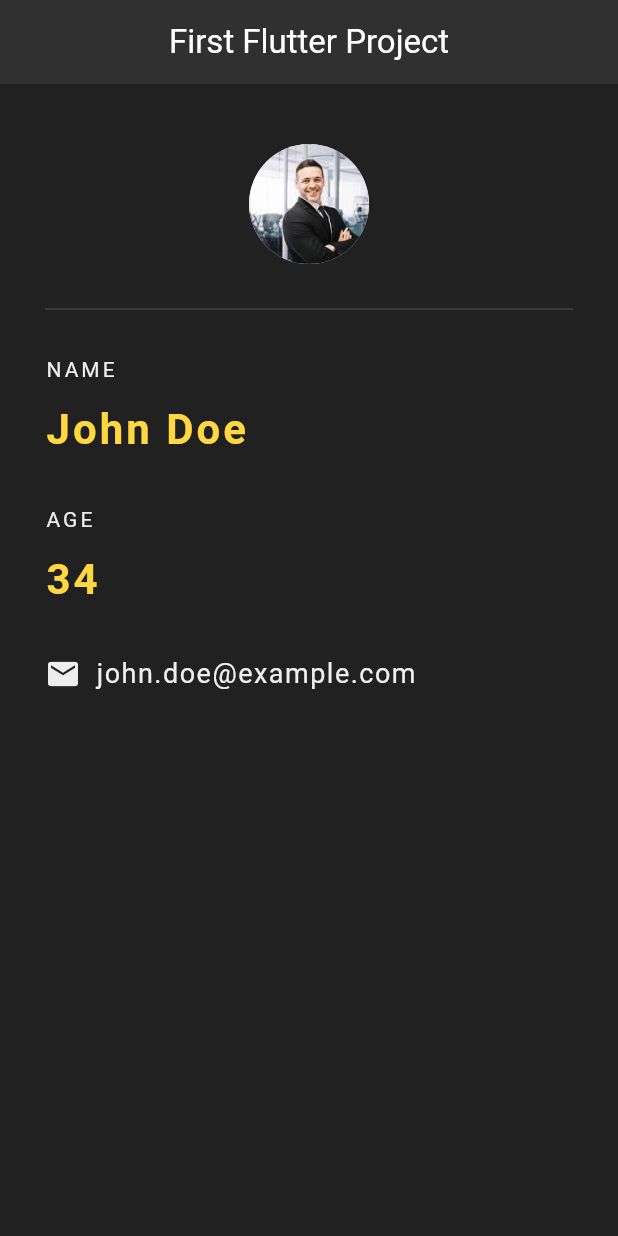
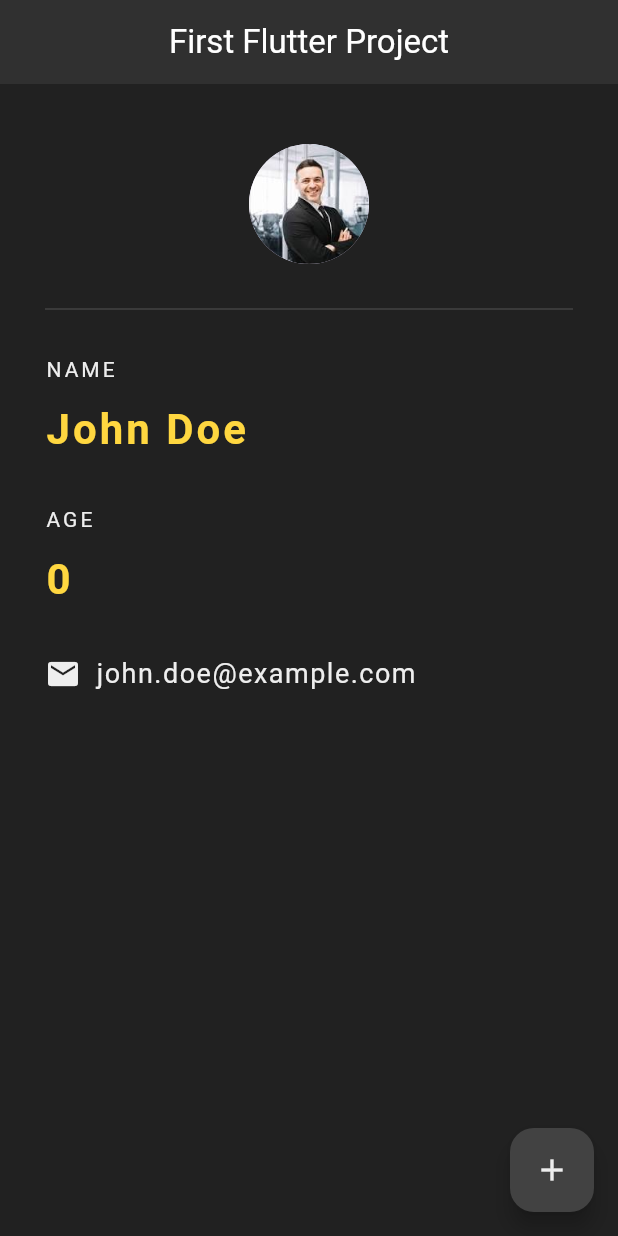
Before and after one commit to DominikZydek/first_proj_flutter, a Flutter app: the screen it shows after launch, on a phone screen of 412 x 824 dp. Run offline on Flutter 3.47's test engine with Material 3 defaults, Android fonts, the phone set to English and light mode, and no system bars.

Commit message:
Added a floatingActionButton that increases age upon clicking.

```diff
--- a/lib/main.dart
+++ b/lib/main.dart
@@ -4,8 +4,16 @@ void main() => runApp(const MaterialApp(
   home: Home(),
 ));
 
-    class Home extends StatelessWidget {
+class Home extends StatefulWidget {
   const Home({super.key});
+
+  @override
+  State<Home> createState() => _HomeState();
+}
+
+class _HomeState extends State<Home> {
+
+  int age = 0;
 
   @override
   Widget build(BuildContext context) {
@@ -21,6 +29,18 @@ void main() => runApp(const MaterialApp(
         centerTitle: true,
         backgroundColor: Colors.grey[850],
         elevation: 0,
+      ),
+      floatingActionButton: FloatingActionButton(
+        onPressed: () {
+          setState(() {
+            age++;
+          });
+        },
+        backgroundColor: Colors.grey[800],
+        child: Icon(
+          Icons.add,
+          color: Colors.grey[200],
+        ),
       ),
       body: Padding(
         padding: const EdgeInsets.fromLTRB(30, 40, 30, 0),
@@ -63,9 +83,9 @@ void main() => runApp(const MaterialApp(
               ),
             ),
             const SizedBox(height: 10),
-                const Text(
-                  '34',
-                  style: TextStyle(
+            Text(
+              '$age',
+              style: const TextStyle(
                 color: Colors.amberAccent,
                 letterSpacing: 2,
                 fontSize: 28,
```
Lines whose indentation alone changed are shown as unchanged.
